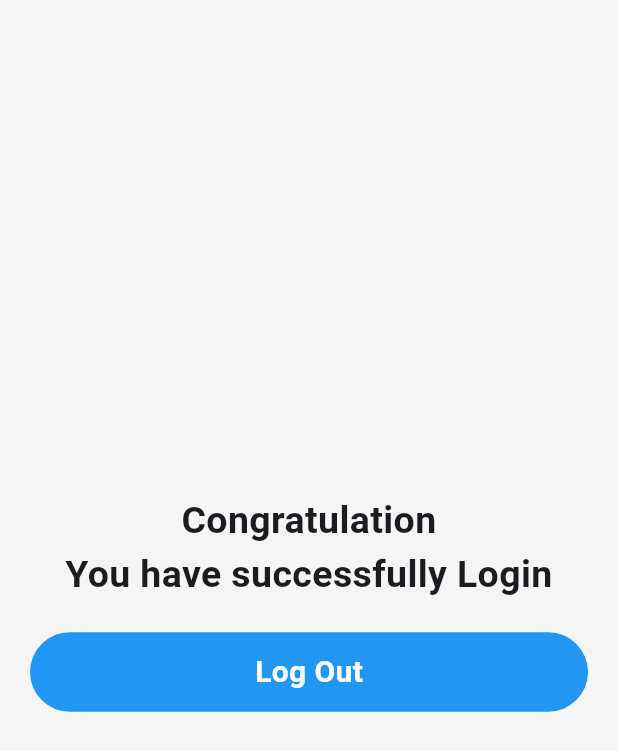
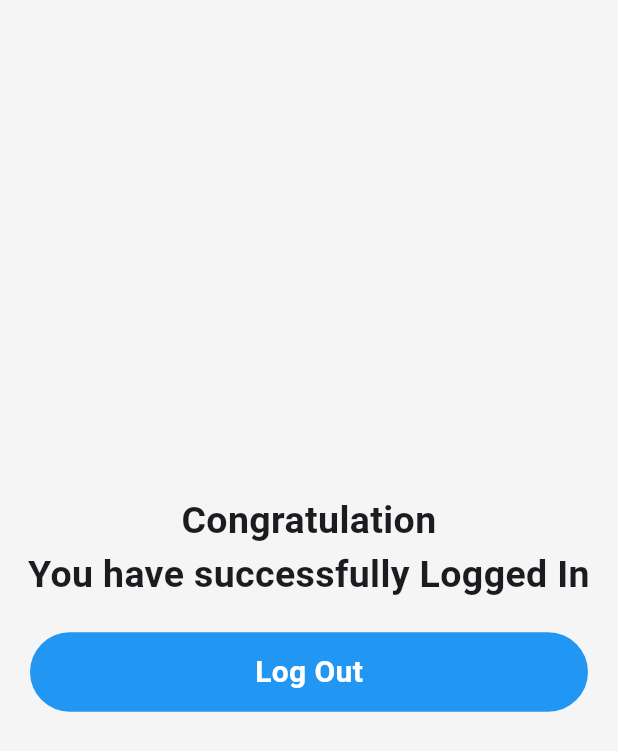
Before and after one commit to rishabh-kukdeja/Impostr, a Flutter app: the HomeScreen screen opened directly, on a phone screen of 412 x 824 dp. Shown: the top 751 px of the screen. Run offline on Flutter 3.47's test engine with Material 3 defaults, Android fonts, the phone set to English and light mode, and no system bars; our stand-ins replace cloud_firestore, firebase_auth; accounts and stored records are empty.

Commit message:
Modified errors

```diff
--- a/fake_account_detection/lib/login and signup/screen/homescreen.dart
+++ b/fake_account_detection/lib/login and signup/screen/homescreen.dart
@@ -1,4 +1,3 @@
-import 'package:firebase_auth/firebase_auth.dart';
 import 'package:flutter/material.dart';
 
 import '../Widget/button.dart';
@@ -15,14 +14,13 @@ class HomeScreen extends StatelessWidget {
           mainAxisAlignment: MainAxisAlignment.center,
           children: [
             const Text(
-              "Congratulation\nYou have successfully Login",
+              "Congratulation\nYou have successfully Logged In",
               textAlign: TextAlign.center,
               style: TextStyle(fontSize: 25, fontWeight: FontWeight.bold),
             ),
 
             MyButtons(
-                onTap: () async {
-                  await FirebaseServices().googleSignOut();
+                onTap: () {
                   Navigator.of(context).pushReplacement(
                     MaterialPageRoute(
                       builder: (context) => const LoginScreen(),
@@ -30,10 +28,6 @@ class HomeScreen extends StatelessWidget {
                   );
                 },
                 text: "Log Out"),
-            // for google sign in ouser detail
-            // Image.network("${FirebaseAuth.instance.currentUser!.photoURL}"),
-            // Text("${FirebaseAuth.instance.currentUser!.email}"),
-            // Text("${FirebaseAuth.instance.currentUser!.displayName}")
           ],
         ),
       ),
```
